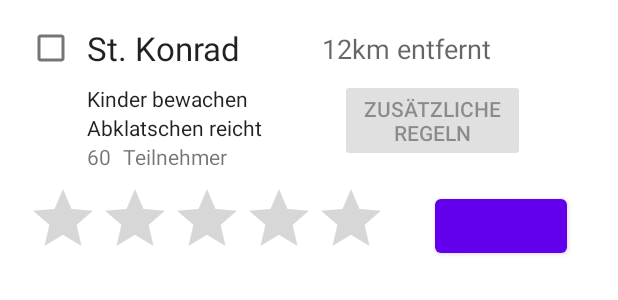
After one commit to einFreak/Fahnenklauen, an Android app: the layout content_camp.xml on its own in the app's theme, with its tools: preview values and no code run, on a phone screen of 412 x 824 dp. The commit adds this screen. Shown: the top 300 px of the screen. Run offline under Robolectric (Android 15) with nearby library versions, the phone set to English and light mode, and no system bars.

Commit message:
created Lager content for upcoming recycler view

```diff
--- a/app/build.gradle
+++ b/app/build.gradle
@@ -46,6 +46,7 @@ dependencies {
     implementation 'androidx.navigation:navigation-fragment-ktx:2.2.2'
     implementation 'androidx.navigation:navigation-ui-ktx:2.2.2'
     implementation 'androidx.annotation:annotation:1.1.0'
+    implementation 'com.google.android.gms:play-services-maps:17.0.0'
     testImplementation 'junit:junit:4.+'
     androidTestImplementation 'androidx.test.ext:junit:1.1.1'
     androidTestImplementation 'androidx.test.espresso:espresso-core:3.2.0'
--- /dev/null
+++ b/app/src/main/res/layout/content_camp.xml
@@ -0,0 +1,115 @@
+<?xml version="1.0" encoding="utf-8"?>
+<androidx.constraintlayout.widget.ConstraintLayout xmlns:android="http://schemas.android.com/apk/res/android"
+    xmlns:app="http://schemas.android.com/apk/res-auto"
+    xmlns:tools="http://schemas.android.com/tools"
+    android:layout_width="match_parent"
+    android:layout_height="wrap_content"
+    android:layout_marginHorizontal="10dp">
+
+    <TextView
+        android:id="@+id/ct_StammName"
+        android:layout_width="wrap_content"
+        android:layout_height="wrap_content"
+        android:text="St. Konrad"
+        tools:ignore="HardcodedText"
+        android:textAppearance="@style/TextAppearance.AppCompat.Large"
+        app:layout_constraintBottom_toBottomOf="@+id/ct_campchoosen"
+        app:layout_constraintStart_toEndOf="@+id/ct_campchoosen"
+        app:layout_constraintTop_toTopOf="@+id/ct_campchoosen"
+        />
+
+    <CheckBox
+        android:id="@+id/ct_campchoosen"
+        android:layout_width="wrap_content"
+        android:layout_height="wrap_content"
+        android:layout_marginTop="8dp"
+        app:layout_constraintStart_toStartOf="parent"
+        app:layout_constraintTop_toTopOf="parent" />
+
+    <CheckedTextView
+        android:id="@+id/ct_check_kids_active"
+        android:layout_width="wrap_content"
+        android:layout_height="wrap_content"
+        android:text="@string/txt_check_kids_active"
+        app:layout_constraintStart_toEndOf="@+id/ct_campchoosen"
+        app:layout_constraintTop_toBottomOf="@+id/ct_campchoosen" />
+
+    <CheckedTextView
+        android:id="@+id/ct_check_tag_only"
+        android:layout_width="wrap_content"
+        android:layout_height="wrap_content"
+        android:text="@string/txt_check_tag_only"
+        app:layout_constraintStart_toStartOf="@+id/ct_check_kids_active"
+        app:layout_constraintTop_toBottomOf="@+id/ct_check_kids_active" />
+
+    <TextView
+        android:id="@+id/ct_number_participants"
+        android:layout_width="wrap_content"
+        android:layout_height="wrap_content"
+        android:text="60"
+        app:layout_constraintStart_toStartOf="@+id/ct_check_tag_only"
+        app:layout_constraintTop_toBottomOf="@+id/ct_check_tag_only" />
+
+    <TextView
+        android:id="@+id/ct_text_number_participants"
+        android:layout_width="wrap_content"
+        android:layout_height="wrap_content"
+        android:layout_marginStart="8dp"
+        android:text="Teilnehmer"
+        app:layout_constraintStart_toEndOf="@+id/ct_number_participants"
+        app:layout_constraintTop_toBottomOf="@+id/ct_check_tag_only" />
+
+    <Button
+        android:id="@+id/ct_btn_addit_rules"
+        style="@style/Widget.AppCompat.Button"
+        android:layout_width="wrap_content"
+        android:layout_height="wrap_content"
+        android:enabled="false"
+        android:text="Zusätzliche\nRegeln"
+        app:layout_constraintBottom_toBottomOf="@+id/ct_text_number_participants"
+        app:layout_constraintEnd_toEndOf="parent"
+        app:layout_constraintStart_toEndOf="@+id/ct_check_tag_only"
+        app:layout_constraintTop_toBottomOf="@+id/ct_StammName"
+        tools:visibility="visible" />
+
+    <RatingBar
+        android:id="@+id/ct_ratingBar"
+        android:layout_width="wrap_content"
+        android:layout_height="wrap_content"
+        android:layout_marginStart="8dp"
+        android:layout_marginTop="8dp"
+        app:layout_constraintStart_toStartOf="parent"
+        app:layout_constraintTop_toBottomOf="@+id/ct_text_number_participants" />
+
+    <TextView
+        android:id="@+id/ct_dist"
+        android:layout_width="wrap_content"
+        android:layout_height="wrap_content"
+        android:text="12"
+        android:textAppearance="@style/TextAppearance.AppCompat.Medium"
+        app:layout_constraintBottom_toBottomOf="@+id/ct_StammName"
+        app:layout_constraintEnd_toStartOf="@+id/textView5"
+        app:layout_constraintTop_toTopOf="@+id/ct_StammName" />
+
+    <TextView
+        android:id="@+id/textView5"
+        android:layout_width="wrap_content"
+        android:layout_height="wrap_content"
+        android:text="km entfernt"
+        android:textAppearance="@style/TextAppearance.AppCompat.Medium"
+        app:layout_constraintBottom_toBottomOf="@+id/ct_dist"
+        app:layout_constraintEnd_toEndOf="parent"
+        app:layout_constraintStart_toEndOf="@+id/ct_StammName"
+        app:layout_constraintTop_toTopOf="@+id/ct_dist" />
+
+    <Button
+        android:id="@+id/ct_nav_btn"
+        android:layout_width="wrap_content"
+        android:layout_height="wrap_content"
+        android:layout_marginStart="8dp"
+        app:layout_constraintBottom_toBottomOf="@+id/ct_ratingBar"
+        app:layout_constraintEnd_toEndOf="parent"
+        app:layout_constraintStart_toEndOf="@+id/ct_ratingBar"
+        app:layout_constraintTop_toTopOf="@+id/ct_ratingBar" />
+
+</androidx.constraintlayout.widget.ConstraintLayout>
--- a/app/src/main/res/values/strings.xml
+++ b/app/src/main/res/values/strings.xml
@@ -12,4 +12,6 @@
     <string name="invalid_username">Not a valid username</string>
     <string name="invalid_password">Password must be >5 characters</string>
     <string name="login_failed">"Login failed"</string>
+    <string name="txt_check_kids_active">Kinder bewachen</string>
+    <string name="txt_check_tag_only">Abklatschen reicht</string>
 </resources>
```
Also changed, not shown: app/src/main/res/layout/fragment_map.xml (+12 -1 lines), app/src/main/res/layout/item_layout/rv_lager.xml (added, +78 -0 lines).
